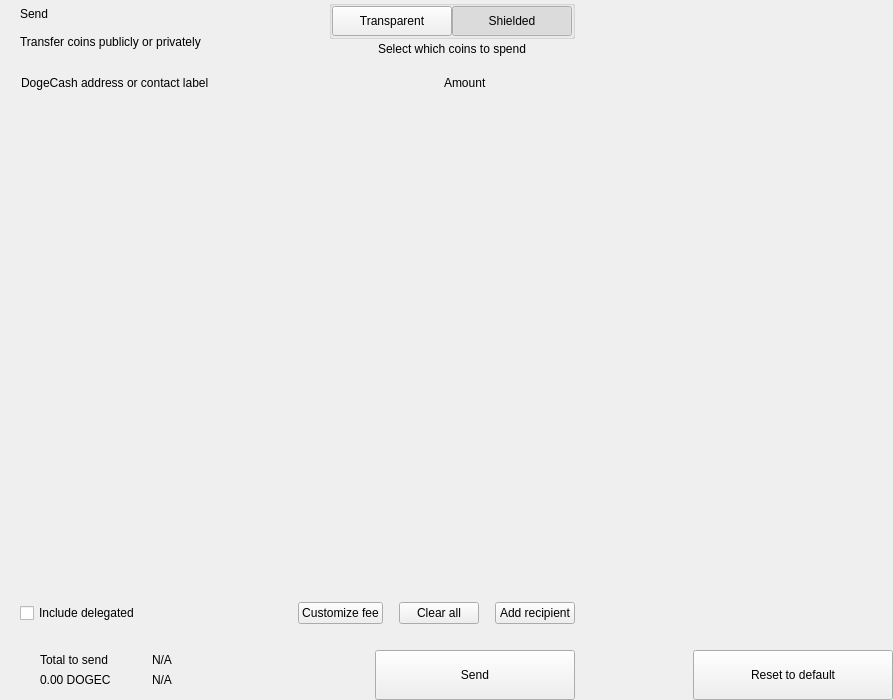
Liquid369/blank, file src/qt/dogecash/forms/send.ui: the form before one commit.
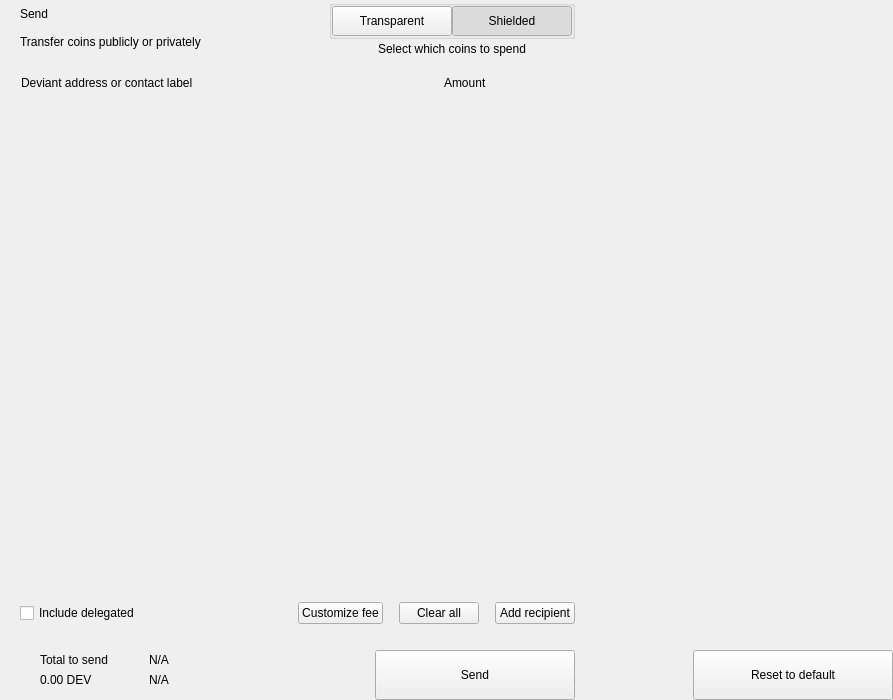
The form after the commit. Custom widgets are drawn as their Qt base class.

Diff of the .ui file:
```diff
--- a/src/qt/dogecash/forms/send.ui
+++ b/src/qt/dogecash/forms/send.ui
@@ -255,7 +255,7 @@
              <string notr="true">margin-left:8px;</string>
             </property>
             <property name="text">
-             <string>DogeCash address or contact label</string>
+             <string>Deviant address or contact label</string>
             </property>
            </widget>
           </item>
@@ -578,7 +578,7 @@
                      <item>
                       <widget class="QLabel" name="labelAmountSend">
                        <property name="text">
-                        <string notr="true">0.00 DOGEC</string>
+                        <string notr="true">0.00 DEV</string>
                        </property>
                       </widget>
                      </item>
```
Left out of the diff: 2 changed lines with no effect on the pictures.
